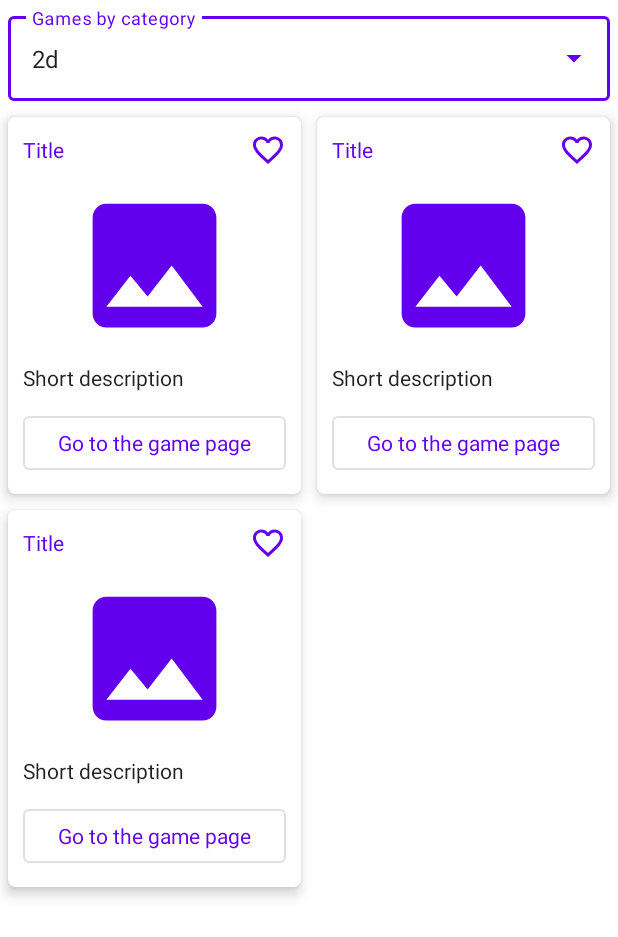
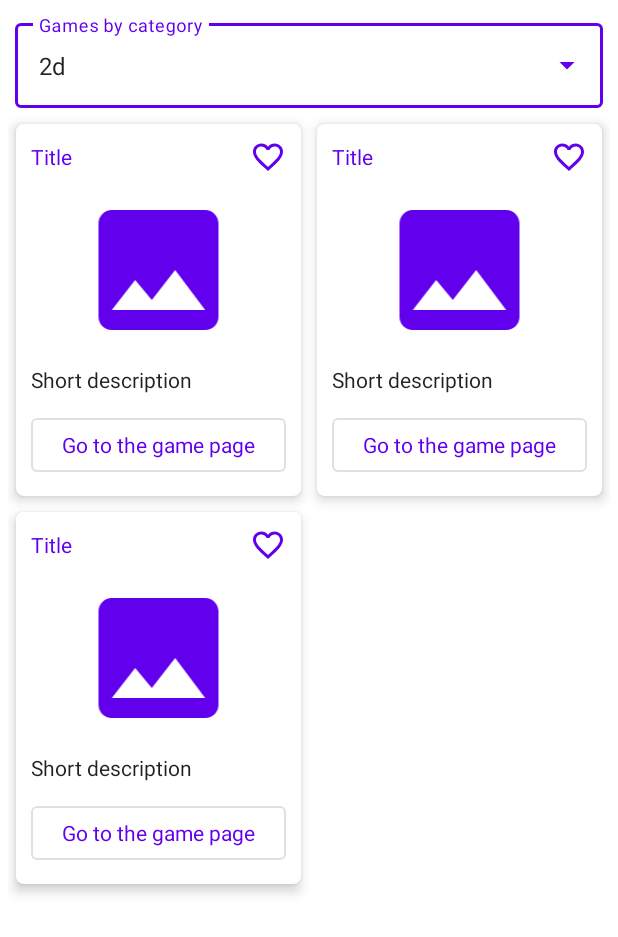
Before and after one commit to jorgesanaguaray/VideoGamesInformation, an Android app: the layout fragment_category.xml on its own in the app's theme, with its tools: preview values and no code run, on a phone screen of 412 x 824 dp. Shown: the top 937 px of the screen. Run offline under Robolectric (Android 15) with nearby library versions, the phone set to English and light mode, and no system bars.

Commit message:
I made small modifications in the designs of some screens.

```diff
--- a/app/src/main/res/layout/fragment_category.xml
+++ b/app/src/main/res/layout/fragment_category.xml
@@ -21,7 +21,8 @@
                 android:id="@+id/mTextInputLayout"
                 android:layout_width="match_parent"
                 android:layout_height="wrap_content"
-                android:layout_margin="5dp"
+                android:layout_marginTop="10dp"
+                android:layout_marginHorizontal="10dp"
                 android:hint="@string/games_by_category"
                 style="@style/Widget.MaterialComponents.TextInputLayout.OutlinedBox.ExposedDropdownMenu">
 
@@ -39,6 +40,7 @@
                 android:id="@+id/mRecyclerView"
                 android:layout_width="match_parent"
                 android:layout_height="match_parent"
+                android:layout_margin="5dp"
                 android:scrollbars="vertical"
                 app:layoutManager="androidx.recyclerview.widget.GridLayoutManager"
                 app:spanCount="2"
--- a/app/src/main/res/layout/fragment_favorite.xml
+++ b/app/src/main/res/layout/fragment_favorite.xml
@@ -16,6 +16,7 @@
             android:id="@+id/mRecyclerView"
             android:layout_width="match_parent"
             android:layout_height="match_parent"
+            android:padding="5dp"
             android:scrollbars="vertical"
             app:layoutManager="androidx.recyclerview.widget.GridLayoutManager"
             app:spanCount="2"
--- a/app/src/main/res/layout/fragment_search.xml
+++ b/app/src/main/res/layout/fragment_search.xml
@@ -27,6 +27,8 @@
                 android:id="@+id/mRecyclerView"
                 android:layout_width="match_parent"
                 android:layout_height="match_parent"
+                android:layout_marginHorizontal="5dp"
+                android:layout_marginBottom="5dp"
                 android:scrollbars="vertical"
                 app:layoutManager="androidx.recyclerview.widget.GridLayoutManager"
                 app:spanCount="2"
```
